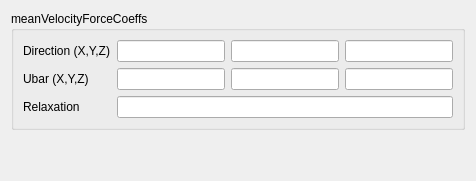
kevinsmia1939/CfdOF, file Gui/TaskPanelCfdMeanVelocityForce.ui: the form before one commit.
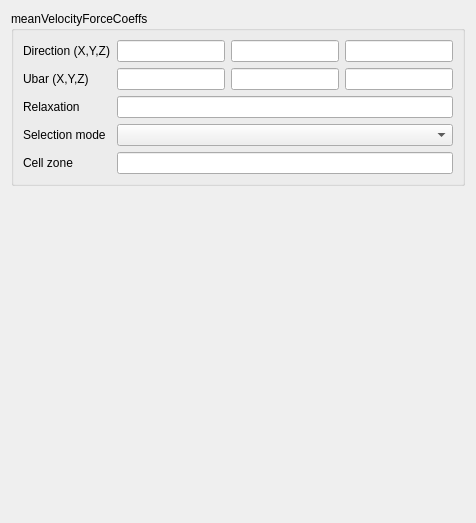
The form after the commit. Custom widgets are drawn as their Qt base class.

Commit message: Merge mean velocity STL export into exportZoneStlSurfaces

```diff
--- a/Gui/TaskPanelCfdMeanVelocityForce.ui
+++ b/Gui/TaskPanelCfdMeanVelocityForce.ui
@@ -82,9 +82,50 @@
         </property>
        </widget>
       </item>
+      <item row="3" column="0">
+       <widget class="QLabel" name="labelSelectionMode">
+        <property name="text">
+         <string>Selection mode</string>
+        </property>
+       </widget>
+      </item>
+      <item row="3" column="1" colspan="3">
+       <widget class="QComboBox" name="comboSelectionMode"/>
+      </item>
+      <item row="4" column="0">
+       <widget class="QLabel" name="labelCellZone">
+        <property name="text">
+         <string>Cell zone</string>
+        </property>
+       </widget>
+      </item>
+      <item row="4" column="1" colspan="3">
+       <widget class="QLineEdit" name="inputCellZone">
+        <property name="readOnly">
+         <bool>true</bool>
+        </property>
+       </widget>
+      </item>
      </layout>
     </widget>
    </item>
+   <item>
+    <widget class="QWidget" name="faceSelectWidget" native="true">
+     <property name="sizePolicy">
+      <sizepolicy hsizetype="Preferred" vsizetype="MinimumExpanding">
+       <horstretch>0</horstretch>
+       <verstretch>0</verstretch>
+      </sizepolicy>
+     </property>
+     <property name="minimumSize">
+      <size>
+       <width>0</width>
+       <height>280</height>
+      </size>
+     </property>
+     <layout class="QGridLayout" name="gridLayoutFaceSelect"/>
+    </widget>
+   </item>
    <item>
     <spacer name="verticalSpacer">
      <property name="orientation">
```
The commit also changes 6 other files.
